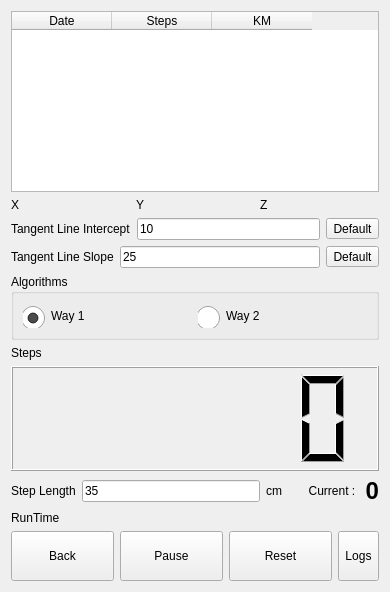
ic005k/Knot-Legacy, file src/dlgsteps.ui: the form before one commit.
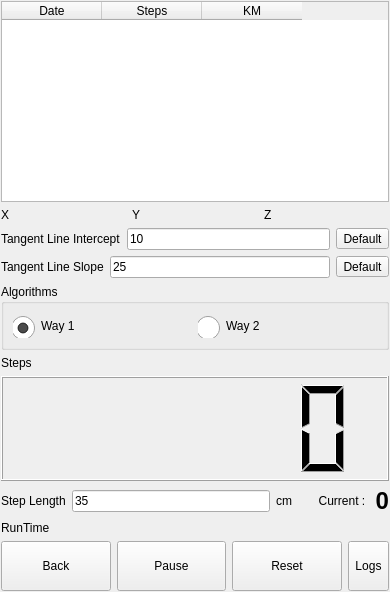
The form after the commit. Icons and pictures are not drawn.

What changed in the file:
```diff
--- a/src/dlgsteps.ui
+++ b/src/dlgsteps.ui
@@ -14,6 +14,18 @@
    <string>Dialog</string>
   </property>
   <layout class="QGridLayout" name="gridLayout_2">
+   <property name="leftMargin">
+    <number>1</number>
+   </property>
+   <property name="topMargin">
+    <number>1</number>
+   </property>
+   <property name="rightMargin">
+    <number>1</number>
+   </property>
+   <property name="bottomMargin">
+    <number>1</number>
+   </property>
    <item row="0" column="0">
     <widget class="QTableWidget" name="tableWidget">
      <column>
```
